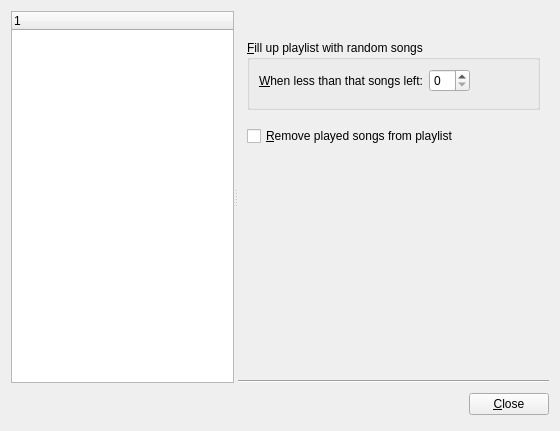
Above: ui/preferencesdialog.ui from Voker57/qmpdclient before the change. Below: the same form after it.
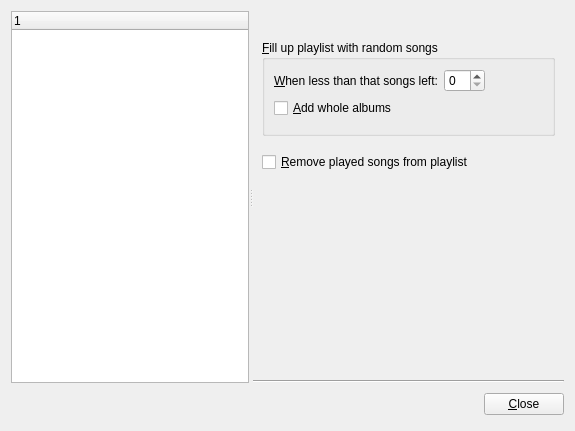
That is the form after the change. The open tabs and pages were chosen to show the change.

Commit message: Implemented per-album dynamic playlist

```diff
--- a/ui/preferencesdialog.ui
+++ b/ui/preferencesdialog.ui
@@ -6,7 +6,7 @@
    <rect>
     <x>0</x>
     <y>0</y>
-    <width>560</width>
+    <width>575</width>
     <height>431</height>
    </rect>
   </property>
@@ -959,7 +959,7 @@
               <item row="0" column="1">
                <widget class="QSpinBox" name="autoAddPosSpin"/>
               </item>
-              <item row="0" column="2" rowspan="2">
+              <item row="0" column="2" rowspan="3">
                <spacer>
                 <property name="orientation">
                  <enum>Qt::Horizontal</enum>
@@ -972,6 +972,13 @@
                 </property>
                </spacer>
               </item>
+              <item row="1" column="0">
+               <widget class="QCheckBox" name="autoAddAlbumsCheck">
+                <property name="text">
+                 <string>&amp;Add whole albums</string>
+                </property>
+               </widget>
+              </item>
              </layout>
             </widget>
            </item>
```
Left out of the diff: 2 changed lines with no effect on the pictures. The commit also changes 6 other files.
